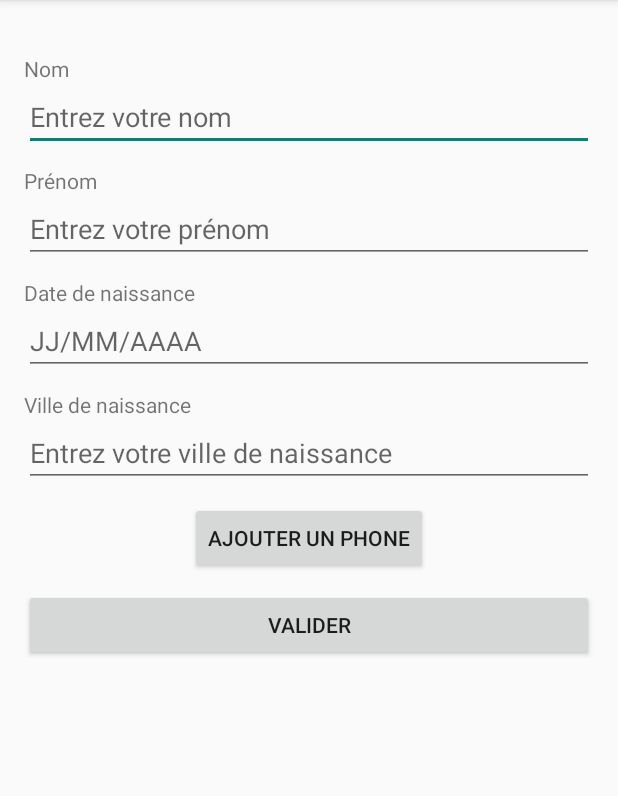
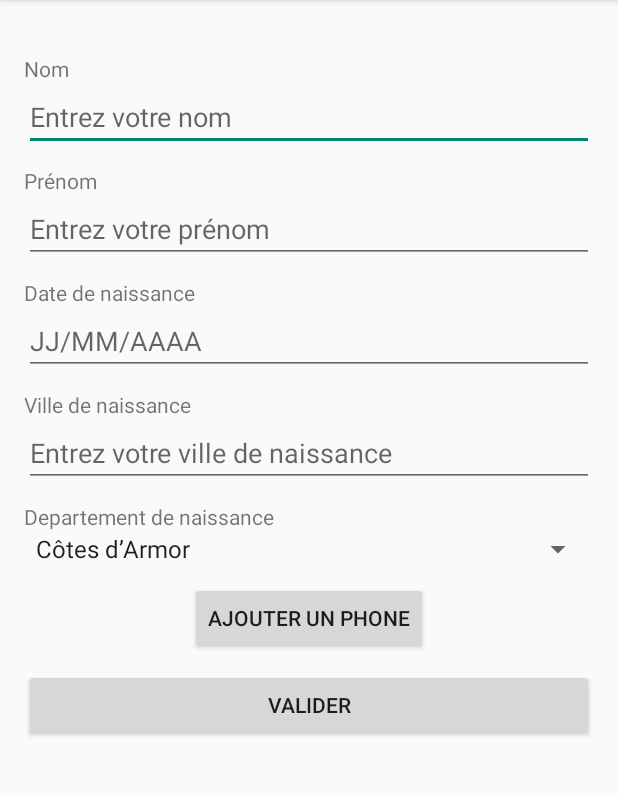
Before and after one commit to Jiaobanzhang/Android_TP, an Android app: the screen it shows after launch (MainActivity), on a phone screen of 412 x 824 dp, the part 84-880 px from its top. Run offline under Robolectric (Android 15) with nearby library versions, the phone set to English and light mode, and no system bars.

Commit message:
TP2 : 1. 使用 Spinner 实现多选功能

```diff
--- a/app/src/main/res/layout/activity_main.xml
+++ b/app/src/main/res/layout/activity_main.xml
@@ -84,13 +84,32 @@
         app:layout_constraintStart_toStartOf="parent"
         app:layout_constraintEnd_toEndOf="parent" />
 
+    <!-- Département de naissance -->
+    <TextView
+        android:id="@+id/text_departement_naissance"
+        android:layout_width="wrap_content"
+        android:layout_height="wrap_content"
+        android:text="@string/label_departement_naissance"
+        android:layout_marginTop="10dp"
+        app:layout_constraintTop_toBottomOf="@id/edit_ville_naissance"
+        app:layout_constraintStart_toStartOf="parent" />
+
+    <Spinner
+        android:id="@+id/spinner_departments"
+        android:layout_width="0dp"
+        android:layout_height="wrap_content"
+        android:entries="@array/departments"
+        app:layout_constraintTop_toBottomOf="@id/text_departement_naissance"
+        app:layout_constraintStart_toStartOf="parent"
+        app:layout_constraintEnd_toEndOf="parent" />
+
     <!-- Dynamic Phone Number List -->
     <LinearLayout
         android:id="@+id/phoneContainer"
         android:layout_width="match_parent"
         android:layout_height="wrap_content"
         android:orientation="vertical"
-        app:layout_constraintTop_toBottomOf="@id/edit_ville_naissance"
+        app:layout_constraintTop_toBottomOf="@id/spinner_departments"
         app:layout_constraintStart_toStartOf="parent"
         app:layout_constraintEnd_toEndOf="parent" />
 
--- /dev/null
+++ b/app/src/main/res/values/departments.xml
@@ -0,0 +1,9 @@
+<?xml version="1.0" encoding="utf-8"?>
+<resources>
+    <string-array name="departments">
+        <item>Côtes d’Armor</item>
+        <item>Finistère</item>
+        <item>Ille et Vilaine</item>
+        <item>Morbihan</item>
+    </string-array>
+</resources>
--- a/app/src/main/res/values/strings.xml
+++ b/app/src/main/res/values/strings.xml
@@ -4,6 +4,7 @@
     <string name="label_prenom">Prénom</string>
     <string name="label_date_naissance">Date de naissance</string>
     <string name="label_ville_naissance">Ville de naissance</string>
+    <string name="label_departement_naissance">Departement de naissance</string>
     <string name="hint_nom">Entrez votre nom</string>
     <string name="hint_prenom">Entrez votre prénom</string>
     <string name="hint_date">JJ/MM/AAAA</string>
```
